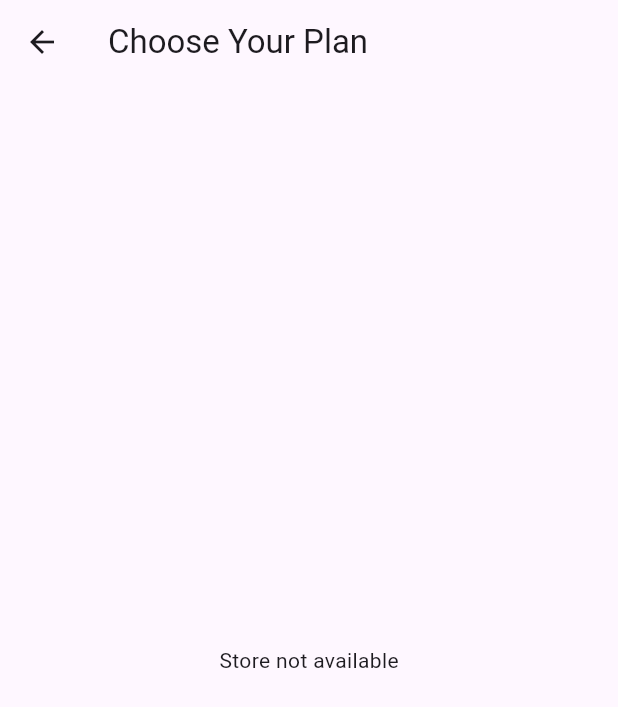
After one commit to shamovgk/vpn_app, a Flutter app: the HomeScreen screen opened by its route, after a tap on "Manage Subscription", on a phone screen of 412 x 824 dp. The commit adds this screen. Shown: the top 707 px of the screen. Run offline on Flutter 3.47's test engine with Material 3 defaults, Android fonts, the phone set to English and light mode, and no system bars; our stand-ins replace in_app_purchase.

Commit message:
Add subscription screen with in_app_purchase integration

```diff
--- a/lib/main.dart
+++ b/lib/main.dart
@@ -3,6 +3,7 @@ import 'package:provider/provider.dart';
 import 'providers/vpn_provider.dart';
 import 'screens/login_screen.dart';
 import 'screens/home_screen.dart';
+import 'screens/subscription_screen.dart';
 
 void main() {
   runApp(
@@ -28,6 +29,7 @@ class MyApp extends StatelessWidget {
       routes: {
         '/login': (context) => const LoginScreen(),
         '/home': (context) => const HomeScreen(),
+        '/subscription': (context) => const SubscriptionScreen(),
       },
     );
   }
--- a/lib/providers/vpn_provider.dart
+++ b/lib/providers/vpn_provider.dart
@@ -1,11 +1,18 @@
 import 'package:flutter/material.dart';
+import 'package:in_app_purchase/in_app_purchase.dart';
 
 class VpnProvider with ChangeNotifier {
   bool _isConnected = false;
   String? _selectedServer;
+  String? _selectedPlan;
+  bool _isPurchasing = false;
+  String? _purchaseError;
 
   bool get isConnected => _isConnected;
   String? get selectedServer => _selectedServer;
+  String? get selectedPlan => _selectedPlan;
+  bool get isPurchasing => _isPurchasing;
+  String? get purchaseError => _purchaseError;
 
   void toggleConnection() {
     _isConnected = !_isConnected;
@@ -16,4 +23,19 @@ class VpnProvider with ChangeNotifier {
     _selectedServer = server;
     notifyListeners();
   }
+
+  void selectPlan(String plan) {
+    _selectedPlan = plan;
+    notifyListeners();
+  }
+
+  void setPurchasing(bool value) {
+    _isPurchasing = value;
+    notifyListeners();
+  }
+
+  void setPurchaseError(String? error) {
+    _purchaseError = error;
+    notifyListeners();
+  }
 }
--- a/lib/screens/home_screen.dart
+++ b/lib/screens/home_screen.dart
@@ -48,6 +48,13 @@ class HomeScreen extends StatelessWidget {
                 }
               },
             ),
+            const SizedBox(height: 20),
+            ElevatedButton(
+              onPressed: () {
+                Navigator.pushNamed(context, '/subscription');
+              },
+              child: const Text('Manage Subscription'),
+            ),
           ],
         ),
       ),
--- /dev/null
+++ b/lib/screens/subscription_screen.dart
@@ -0,0 +1,160 @@
+import 'package:flutter/material.dart';
+import 'package:provider/provider.dart';
+import 'package:in_app_purchase/in_app_purchase.dart';
+import '../providers/vpn_provider.dart';
+
+class SubscriptionScreen extends StatefulWidget {
+  const SubscriptionScreen({super.key});
+
+  @override
+  _SubscriptionScreenState createState() => _SubscriptionScreenState();
+}
+
+class _SubscriptionScreenState extends State<SubscriptionScreen> {
+  final InAppPurchase _iap = InAppPurchase.instance;
+  bool _isAvailable = false;
+  List<ProductDetails> _products = [];
+
+  @override
+  void initState() {
+    super.initState();
+    _initializeIAP();
+  }
+
+  Future<void> _initializeIAP() async {
+    final bool isAvailable = await _iap.isAvailable();
+    if (!isAvailable) {
+      setState(() => _isAvailable = false);
+      return;
+    }
+
+    setState(() => _isAvailable = true);
+
+    // Загружаем продукты (mock-идентификаторы, замените на реальные)
+    const Set<String> productIds = {'individual_plan', 'family_plan'};
+    final ProductDetailsResponse response =
+        await _iap.queryProductDetails(productIds);
+    if (response.notFoundIDs.isNotEmpty) {
+      // Обработка отсутствующих продуктов
+      context.read<VpnProvider>().setPurchaseError('Products not found');
+      return;
+    }
+    setState(() => _products = response.productDetails);
+  }
+
+  Future<void> _buyProduct(ProductDetails product) async {
+    final vpnProvider = context.read<VpnProvider>();
+    vpnProvider.setPurchasing(true);
+    vpnProvider.setPurchaseError(null);
+
+    try {
+      final PurchaseParam param = PurchaseParam(productDetails: product);
+      await _iap.buyNonConsumable(purchaseParam: param);
+      vpnProvider.selectPlan(product.id);
+    } catch (e) {
+      vpnProvider.setPurchaseError('Purchase failed: $e');
+    } finally {
+      vpnProvider.setPurchasing(false);
+    }
+  }
+
+  Future<void> _restorePurchases() async {
+    final vpnProvider = context.read<VpnProvider>();
+    vpnProvider.setPurchasing(true);
+    vpnProvider.setPurchaseError(null);
+
+    try {
+      await _iap.restorePurchases();
+    } catch (e) {
+      vpnProvider.setPurchaseError('Restore failed: $e');
+    } finally {
+      vpnProvider.setPurchasing(false);
+    }
+  }
+
+  @override
+  Widget build(BuildContext context) {
+    final vpnProvider = Provider.of<VpnProvider>(context);
+
+    return Scaffold(
+      appBar: AppBar(title: const Text('Choose Your Plan')),
+      body: _isAvailable
+          ? Padding(
+              padding: const EdgeInsets.all(16.0),
+              child: Column(
+                crossAxisAlignment: CrossAxisAlignment.start,
+                children: [
+                  const Text(
+                    'Select a Subscription Plan',
+                    style: TextStyle(fontSize: 24, fontWeight: FontWeight.bold),
+                  ),
+                  const SizedBox(height: 16),
+                  if (vpnProvider.isPurchasing)
+                    const Center(child: CircularProgressIndicator()),
+                  if (vpnProvider.purchaseError != null)
+                    Padding(
+                      padding: const EdgeInsets.only(bottom: 16.0),
+                      child: Text(
+                        vpnProvider.purchaseError!,
+                        style: const TextStyle(color: Colors.red),
+                      ),
+                    ),
+                  Expanded(
+                    child: ListView.builder(
+                      itemCount: _products.length,
+                      itemBuilder: (context, index) {
+                        final product = _products[index];
+                        return Card(
+                          elevation: 4,
+                          margin: const EdgeInsets.symmetric(vertical: 8),
+                          child: Padding(
+                            padding: const EdgeInsets.all(16.0),
+                            child: Column(
+                              crossAxisAlignment: CrossAxisAlignment.start,
+                              children: [
+                                Text(
+                                  product.title,
+                                  style: const TextStyle(
+                                      fontSize: 20,
+                                      fontWeight: FontWeight.bold),
+                                ),
+                                const SizedBox(height: 8),
+                                Text(
+                                  product.description,
+                                  style: const TextStyle(fontSize: 16),
+                                ),
+                                const SizedBox(height: 8),
+                                Text(
+                                  'Price: ${product.price}',
+                                  style: const TextStyle(
+                                      fontSize: 16, color: Colors.green),
+                                ),
+                                const SizedBox(height: 16),
+                                ElevatedButton(
+                                  onPressed: vpnProvider.isPurchasing
+                                      ? null
+                                      : () => _buyProduct(product),
+                                  child: const Text('Buy Now'),
+                                ),
+                              ],
+                            ),
+                          ),
+                        );
+                      },
+                    ),
+                  ),
+                  const SizedBox(height: 16),
+                  Center(
+                    child: TextButton(
+                      onPressed:
+                          vpnProvider.isPurchasing ? null : _restorePurchases,
+                      child: const Text('Restore Purchases'),
+                    ),
+                  ),
+                ],
+              ),
+            )
+          : const Center(child: Text('Store not available')),
+    );
+  }
+}
```
